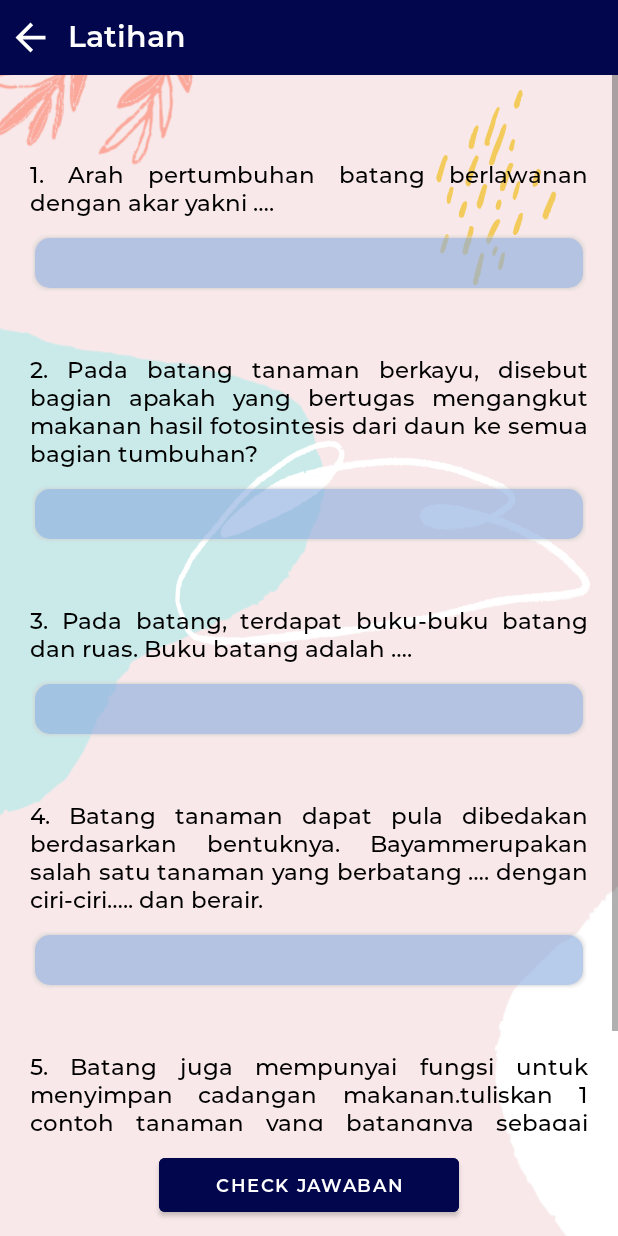
After one commit to Akbaraadis/MengenalTumbuhan, an Android app: the LatihanActivity screen opened directly, with no data from a screen before it, on a phone screen of 412 x 824 dp. The commit adds this screen. Run offline under Robolectric (Android 15) with nearby library versions, the phone set to English and light mode, and no system bars.

Commit message:
Added latihan in Materi

```diff
--- a/app/src/main/AndroidManifest.xml
+++ b/app/src/main/AndroidManifest.xml
@@ -2,7 +2,7 @@
 <manifest xmlns:android="http://schemas.android.com/apk/res/android"
     package="com.project.mengenalbagiantumbuhan">
 
-    <uses-permission android:name="android.permission.INTERNET"/>
+    <uses-permission android:name="android.permission.INTERNET" />
     <uses-permission android:name="android.permission.ACCESS_NETWORK_STATE" />
     <uses-permission android:name="android.permission.ACCESS_WIFI_STATE" />
 
@@ -13,7 +13,8 @@
         android:roundIcon="@mipmap/ic_launcher_round"
         android:supportsRtl="true"
         android:theme="@style/Theme.MengenalBagianTumbuhan">
-        <activity android:name=".ui.video.VideoActivity"></activity>
+        <activity android:name=".ui.latihan.LatihanActivity"></activity>
+        <activity android:name=".ui.video.VideoActivity" />
         <activity android:name=".ui.games.DetailGamesActivity" />
         <activity android:name=".ui.games.GamesActivity" />
         <activity android:name=".ui.quiz.ResultActivity" />
--- /dev/null
+++ b/app/src/main/java/com/project/mengenalbagiantumbuhan/ui/latihan/LatihanActivity.kt
@@ -0,0 +1,266 @@
+package com.project.mengenalbagiantumbuhan.ui.latihan
+
+import androidx.appcompat.app.AppCompatActivity
+import android.os.Bundle
+import android.view.View
+import com.project.mengenalbagiantumbuhan.R
+import com.project.mengenalbagiantumbuhan.data.Latihan
+import com.project.mengenalbagiantumbuhan.data.Latihan_Data
+import com.project.mengenalbagiantumbuhan.data.Question
+import com.project.mengenalbagiantumbuhan.databinding.ActivityLatihanBinding
+import com.project.mengenalbagiantumbuhan.databinding.ActivityQuizBinding
+
+class LatihanActivity : AppCompatActivity() {
+
+    private lateinit var binding: ActivityLatihanBinding
+    private var mCurrentPosition: Int = 2
+    private var mCorrectAnswers: Int = 0
+    var jawaban1 = ""
+    var jawaban2 = ""
+    var jawaban3 = ""
+    var jawaban4 = ""
+    var jawaban5 = ""
+
+    override fun onCreate(savedInstanceState: Bundle?) {
+        super.onCreate(savedInstanceState)
+        binding = ActivityLatihanBinding.inflate(layoutInflater)
+        val view = binding.root
+        setContentView(view)
+
+        binding.latihanIvBack.setOnClickListener {
+            onBackPressed()
+            finish()
+        }
+
+        if (mCurrentPosition == 1){
+            with(binding){
+                latihanTvSoal1.text = SoalAkar[0]
+                latihanTvSoal2.text = SoalAkar[1]
+                latihanTvSoal3.text = SoalAkar[2]
+                latihanTvSoal4.text = SoalAkar[3]
+                latihanTvSoal5.text = SoalAkar[4]
+                jawaban1 = JawabAkar[0]
+                jawaban2 = JawabAkar[1]
+                jawaban3 = JawabAkar[2]
+                jawaban4 = JawabAkar[3]
+                jawaban5 = JawabAkar[4]
+            }
+        }
+        else if (mCurrentPosition == 2){
+            with(binding){
+                latihanTvSoal1.text = SoalBatang[0]
+                latihanTvSoal2.text = SoalBatang[1]
+                latihanTvSoal3.text = SoalBatang[2]
+                latihanTvSoal4.text = SoalBatang[3]
+                latihanTvSoal5.text = SoalBatang[4]
+                jawaban1 = JawabBatang[0]
+                jawaban2 = JawabBatang[1]
+                jawaban3 = JawabBatang[2]
+                jawaban4 = JawabBatang[3]
+                jawaban5 = JawabBatang[4]
+            }
+        }
+        else if (mCurrentPosition == 3){
+            with(binding){
+                latihanTvSoal1.text = SoalDaun[0]
+                latihanTvSoal2.text = SoalDaun[1]
+                latihanTvSoal3.text = SoalDaun[2]
+                latihanTvSoal4.text = SoalDaun[3]
+                latihanTvSoal5.text = SoalDaun[4]
+                jawaban1 = JawabDaun[0]
+                jawaban2 = JawabDaun[1]
+                jawaban3 = JawabDaun[2]
+                jawaban4 = JawabDaun[3]
+                jawaban5 = JawabDaun[4]
+
+            }
+        }
+        else if (mCurrentPosition == 4){
+            with(binding){
+                latihanTvSoal1.text = SoalBuah[0]
+                latihanTvSoal2.text = SoalBuah[1]
+                latihanTvSoal3.text = SoalBuah[2]
+                latihanTvSoal4.text = SoalBuah[3]
+                latihanTvSoal5.text = SoalBuah[4]
+                jawaban1 = JawabBuah[0]
+                jawaban2 = JawabBuah[1]
+                jawaban3 = JawabBuah[2]
+                jawaban4 = JawabBuah[3]
+                jawaban5 = JawabBuah[4]
+            }
+        }
+        else if (mCurrentPosition == 5){
+            with(binding){
+                latihanTvSoal1.text = SoalBunga[0]
+                latihanTvSoal2.text = SoalBunga[1]
+                latihanTvSoal3.text = SoalBunga[2]
+                latihanTvSoal4.text = SoalBunga[3]
+                latihanTvSoal5.text = SoalBunga[4]
+                jawaban1 = JawabBunga[0]
+                jawaban2 = JawabBunga[1]
+                jawaban3 = JawabBunga[2]
+                jawaban4 = JawabBunga[3]
+                jawaban5 = JawabBunga[4]
+            }
+        }
+        else{
+            with(binding){
+                latihanTvSoal1.text = SoalBiji[0]
+                latihanTvSoal2.text = SoalBiji[1]
+                latihanTvSoal3.text = SoalBiji[2]
+                latihanTvSoal4.text = SoalBiji[3]
+                latihanTvSoal5.text = SoalBiji[4]
+                jawaban1 = JawabBiji[0]
+                jawaban2 = JawabBiji[1]
+                jawaban3 = JawabBiji[2]
+                jawaban4 = JawabBiji[3]
+                jawaban5 = JawabBiji[4]
+            }
+        }
+
+        with(binding){
+            latihanBtnCheck.setOnClickListener {
+                if (latihanEtSoal1.text.toString() == jawaban1){
+                    mCorrectAnswers++
+                }
+                if (latihanEtSoal2.text.toString() == jawaban2){
+                    mCorrectAnswers++
+                }
+
+                if (latihanEtSoal3.text.toString() == jawaban3 || latihanEtSoal3.text.toString() == "duduk daun" || latihanEtSoal3.text.toString() == "tajuk bunga"){
+                    mCorrectAnswers++
+                }
+
+                if (latihanEtSoal4.text.toString() == jawaban4 || latihanEtSoal4.text.toString() == "biji berkeping dua"){
+                    mCorrectAnswers++
+                }
+
+                if (latihanEtSoal5.text.toString() == jawaban5 || latihanEtSoal5.text.toString() == "umbi-umbian" || latihanEtSoal5.text.toString() == "sebagai tempat membuat makanan"){
+                    mCorrectAnswers++
+                }
+
+                latihanScroll.visibility = View.GONE
+                latihanTextNilai.visibility = View.VISIBLE
+                latihanTextNilai2.visibility = View.VISIBLE
+                latihanTextNilai2.text = mCorrectAnswers.toString()
+                latihanBtnCheck.visibility = View.GONE
+
+            }
+        }
+    }
+
+    private val SoalAkar = arrayOf(
+        "1. Akar merupakan bagian tumbuhan yang menghubungkan tubuh tanaman dengan tanah ataupun media tanam. " +
+                "Umumnya, akar akan tumbuh searah dengan ….",
+        "2. Akar dapat digolongkan menjadi 2 jenis, yakni ….(akar serabut) dan .….",
+        "3. Tanaman yang akarnya termasuk ke dalam jenis akar gantung adalah ….",
+        "4. Tanaman yang berakar tunggang umumnya merupakan golongan ….",
+        "5. Salah satu fungsi akar ialah tempat menyimpan cadangan makanan. " +
+                "Tuliskan 1 contoh dari tanaman yang akarnya tempat menyimpan cadangan makanan adalah …."
+    )
+
+    private val JawabAkar = arrayOf(
+        "gaya gravitasi bumi",
+        "akar tunggang",
+        "beringin",
+        "dikotil", //biji berkeping dua
+        "singkong" //umbi-umbian/wortel
+    )
+
+    private val SoalBatang = arrayOf(
+        "1. Arah pertumbuhan batang berlawanan dengan akar yakni ….",
+        "2. Pada batang tanaman berkayu, disebut bagian apakah yang bertugas " +
+                "mengangkut makanan hasil fotosintesis dari daun ke semua bagian tumbuhan?",
+        "3. Pada batang, terdapat buku-buku batang dan ruas. Buku batang adalah ….",
+        "4. Batang tanaman dapat pula dibedakan berdasarkan bentuknya. Bayam" +
+                "merupakan salah satu tanaman yang berbatang …. dengan ciri-ciri" +
+                "….. dan berair.",
+        "5. Batang juga mempunyai fungsi untuk menyimpan cadangan makanan." +
+                "tuliskan 1 contoh tanaman yang batangnya sebagai tempat menyimpan" +
+                "cadangan makanan …."
+    )
+
+    private val JawabBatang = arrayOf(
+        "mengikuti arah sinar matahari",
+        "pembuluh tapis",
+        "tempat melekat", //duduk daun
+        "basah, lunak",
+        "tebu"
+    )
+
+    private val SoalDaun = arrayOf(
+        "1. Daun tumbuh dan menempel pada bagian ….",
+        "2. Daun memiliki bagian lengkap dan tidak lengkap. Tanaman yang memiliki" +
+                "daun tidak lengkap yaitu hanya memiliki …. dan ….",
+        "3. Sebutkan 4 bentuk tulang pada daun, diantaranya ….",
+        "4. Daun majemuk adalah daun yang terdiri dari beberapa helai dalam setiap" +
+                "tangkainya, contohnya daun .…",
+        "5. Fungsi utama daun adalah tempat terjadinya proses …."
+    )
+
+    private val JawabDaun = arrayOf(
+        "batang pohon",
+        "tangkai daun dan helai daun",
+        "menyirip, menjari, melengkung, sejajar",
+        "putri malu",
+        "fotosintesis" //sebagai tempat membuat makanan
+    )
+
+    private val SoalBunga = arrayOf(
+        "1. Bunga memiliki peran pada tanaman sebagai ....",
+        "2. Bunga memiliki beberapa bagian, seperti kelopak, mahkota, benang sari," +
+                "dan putik. Bagian bunga yang menjadi organ reproduksi wanita adalah ….",
+        "3. Bagian bunga yang mengeluarkan bau yang harum atau sedap adalah ….",
+        "4. Bagian terluar dari bunga adalah ….",
+        "5. Salah satu fungsi bunga bagi tumbuhan adalah sebagai …. " +
+                "dan tempat perkembangbiakan tumbuhan."
+    )
+
+    private val JawabBunga = arrayOf(
+        "organ reproduksi",
+        "putik",
+        "mahkota", //tajuk bunga
+        "kelopak",
+        "perhiasan tumbuhan"
+    )
+
+    private val SoalBuah = arrayOf(
+        "1. Bagi tumbuhan yang berkembang biak dengan biji didahului dengan" +
+                "pembentukan ….",
+        "2. Bagian tumbuhan yang merupakan perkembangan dari bunga adalah ….",
+        "3. Bagian pada buah yang dapat dimakan adalah ….",
+        "4. Bagian pada buah yang bagiannya berfngsi sebagai tempat melekat atau" +
+                "bergantung pada ranting atau dahan adalah ….",
+        "5. Buah memiliki fungsi sebagai tempat penyimpan cadangan makanan, " +
+                "membungkus, dan …. biji"
+    )
+
+    private val JawabBuah = arrayOf(
+        "bunga",
+        "buah",
+        "daging buah",
+        "tangkai",
+        "melindungi"
+    )
+
+    private val SoalBiji = arrayOf(
+        "1. Biji merupakan hasil dari pembuahan yang terjadi akibat penyerbukan " +
+                "antara ….. dan …. pada putik.",
+        "2. Biji memiliki keeping, ada yang berkeping satu da nada yang berkeping " +
+                "dua. Biji berkeping satu disebut ….",
+        "3. Biji berkeping dua disebut ….",
+        "4. Bagian biji yang terletak di dalam biji dan dilapisi oleh kulit biji adalah ….",
+        "5. Salah satu fungsi biji adalah sebagai jaringan penyimpan cadangan " +
+                "makanan bagi tumbuhan. Cadangan makanan yang disimpan merupakan " +
+                "hasil dari fotosintesis tumbuhan. Cadangan makanan tersebut berguna " +
+                "untuk …."
+    )
+
+    private val JawabBiji = arrayOf(
+        "serbuk sari dan sel telur",
+        "monokotil",
+        "dikotil",
+        "inti biji",
+        "bertahan hidup"
+    )
+}
--- a/app/src/main/java/com/project/mengenalbagiantumbuhan/ui/main/MainActivity.kt
+++ b/app/src/main/java/com/project/mengenalbagiantumbuhan/ui/main/MainActivity.kt
@@ -9,6 +9,7 @@ import com.project.mengenalbagiantumbuhan.data.Materi
 import com.project.mengenalbagiantumbuhan.data.Materi_Data
 import com.project.mengenalbagiantumbuhan.databinding.ActivityMainBinding
 import com.project.mengenalbagiantumbuhan.ui.games.GamesActivity
+import com.project.mengenalbagiantumbuhan.ui.latihan.LatihanActivity
 import com.project.mengenalbagiantumbuhan.ui.quiz.StartActivity
 import com.project.mengenalbagiantumbuhan.ui.video.VideoActivity
 
@@ -32,7 +33,7 @@ class MainActivity : AppCompatActivity() {
         showRecyclerView()
 
         binding.itemCivQuiz.setOnClickListener{
-            val intent = Intent(this, StartActivity::class.java)
+            val intent = Intent(this, LatihanActivity::class.java)
             startActivity(intent)
         }
 
--- /dev/null
+++ b/app/src/main/res/layout/activity_latihan.xml
@@ -0,0 +1,209 @@
+<?xml version="1.0" encoding="utf-8"?>
+<androidx.constraintlayout.widget.ConstraintLayout xmlns:android="http://schemas.android.com/apk/res/android"
+    xmlns:app="http://schemas.android.com/apk/res-auto"
+    xmlns:tools="http://schemas.android.com/tools"
+    android:layout_width="match_parent"
+    android:layout_height="match_parent"
+    tools:context=".ui.latihan.LatihanActivity"
+    android:background="@drawable/bg_main4">
+
+    <ImageView
+        android:id="@+id/iv_latihan_actionbar"
+        android:layout_width="match_parent"
+        android:layout_height="50dp"
+        android:background="@color/dark_blue"
+        android:orientation="horizontal"
+        android:gravity="center"
+        app:layout_constraintTop_toTopOf="parent"
+        app:layout_constraintStart_toStartOf="parent"
+        app:layout_constraintEnd_toEndOf="parent"/>
+
+    <ImageView
+        android:id="@+id/latihan_iv_back"
+        android:layout_width="30dp"
+        android:layout_height="30dp"
+        android:src="@drawable/ic_baseline_arrow_back_24"
+        app:layout_constraintStart_toStartOf="parent"
+        app:layout_constraintTop_toTopOf="@id/iv_latihan_actionbar"
+        app:layout_constraintBottom_toBottomOf="@id/iv_latihan_actionbar"
+        android:layout_marginStart="5dp"/>
+
+    <TextView
+        android:id="@+id/latihan_tv_header"
+        android:layout_width="wrap_content"
+        android:layout_height="30dp"
+        android:text="Latihan"
+        style="@style/textactionbar"
+        android:layout_marginStart="10sp"
+        app:layout_constraintStart_toEndOf="@id/latihan_iv_back"
+        app:layout_constraintTop_toTopOf="@id/iv_latihan_actionbar"
+        app:layout_constraintBottom_toBottomOf="@id/iv_latihan_actionbar"/>
+
+    <ScrollView
+        android:id="@+id/latihan_scroll"
+        android:layout_width="match_parent"
+        android:layout_height="match_parent"
+        app:layout_constraintStart_toStartOf="parent"
+        app:layout_constraintEnd_toEndOf="parent"
+        app:layout_constraintTop_toTopOf="parent"
+        android:layout_marginBottom="70dp"
+        android:layout_marginTop="50dp">
+
+        <LinearLayout
+            android:layout_width="match_parent"
+            android:layout_height="match_parent"
+            android:orientation="vertical"
+            android:paddingStart="20dp"
+            android:paddingEnd="20dp">
+
+            <TextView
+                android:id="@+id/latihan_tv_judul"
+                android:layout_width="wrap_content"
+                android:layout_height="wrap_content"
+                tools:text="Akar"
+                android:layout_marginTop="20dp"
+                style="@style/textcontentheadblack"/>
+
+            <TextView
+                android:id="@+id/latihan_tv_soal1"
+                android:layout_width="wrap_content"
+                android:layout_height="wrap_content"
+                tools:text="Akar merupakan bagian ..."
+                android:layout_marginTop="10dp"
+                style="@style/textcontentblack"
+                android:justificationMode="inter_word"/>
+
+            <EditText
+                android:id="@+id/latihan_et_soal1"
+                android:layout_width="match_parent"
+                android:layout_height="40dp"
+                android:background="@drawable/shape_background_blue"
+                style="@style/textcontentblack"
+                tools:text="Jawabannya adalah"
+                android:paddingStart="20dp"
+                android:paddingEnd="20dp"
+                android:layout_marginTop="10dp"/>
+
+            <TextView
+                android:id="@+id/latihan_tv_soal2"
+                android:layout_width="wrap_content"
+                android:layout_height="wrap_content"
+                tools:text="Akar merupakan bagian ..."
+                android:layout_marginTop="40dp"
+                style="@style/textcontentblack"
+                android:justificationMode="inter_word"/>
+
+            <EditText
+                android:id="@+id/latihan_et_soal2"
+                android:layout_width="match_parent"
+                android:layout_height="40dp"
+                android:background="@drawable/shape_background_blue"
+                style="@style/textcontentblack"
+                tools:text="Jawabannya adalah"
+                android:paddingStart="20dp"
+                android:paddingEnd="20dp"
+                android:layout_marginTop="10dp"/>
+
+            <TextView
+                android:id="@+id/latihan_tv_soal3"
+                android:layout_width="wrap_content"
+                android:layout_height="wrap_content"
+                tools:text="Akar merupakan bagian ..."
+                android:layout_marginTop="40dp"
+                style="@style/textcontentblack"
+                android:justificationMode="inter_word"/>
+
+            <EditText
+                android:id="@+id/latihan_et_soal3"
+                android:layout_width="match_parent"
+                android:layout_height="40dp"
+                android:background="@drawable/shape_background_blue"
+                style="@style/textcontentblack"
+                tools:text="Jawabannya adalah"
+                android:paddingStart="20dp"
+                android:paddingEnd="20dp"
+                android:layout_marginTop="10dp"/>
+
+            <TextView
+                android:id="@+id/latihan_tv_soal4"
+                android:layout_width="wrap_content"
+                android:layout_height="wrap_content"
+                tools:text="Akar merupakan bagian ..."
+                android:layout_marginTop="40dp"
+                style="@style/textcontentblack"
+                android:justificationMode="inter_word"/>
+
+            <EditText
+                android:id="@+id/latihan_et_soal4"
+                android:layout_width="match_parent"
+                android:layout_height="40dp"
+                android:background="@drawable/shape_background_blue"
+                style="@style/textcontentblack"
+                tools:text="Jawabannya adalah"
+                android:paddingStart="20dp"
+                android:paddingEnd="20dp"
+                android:layout_marginTop="10dp"/>
+
+            <TextView
+                android:id="@+id/latihan_tv_soal5"
+                android:layout_width="wrap_content"
+                android:layout_height="wrap_content"
+                tools:text="Akar merupakan bagian ..."
+                android:layout_marginTop="40dp"
+                style="@style/textcontentblack"
+                android:justificationMode="inter_word"/>
+
+            <EditText
+                android:id="@+id/latihan_et_soal5"
+                android:layout_width="match_parent"
+                android:layout_height="40dp"
+                android:background="@drawable/shape_background_blue"
+                style="@style/textcontentblack"
+                tools:text="Jawabannya adalah"
+                android:paddingStart="20dp"
+                android:paddingEnd="20dp"
+                android:layout_marginTop="10dp"/>
+
+        </LinearLayout>
+
+    </ScrollView>
+
+    <TextView
+        android:visibility="gone"
+        android:id="@+id/latihan_text_nilai"
+        android:layout_width="wrap_content"
+        android:layout_height="wrap_content"
+        android:text="Nilai Kamu"
+        android:textSize="30sp"
+        style="@style/textheader"
+        app:layout_constraintStart_toStartOf="parent"
+        app:layout_constraintEnd_toEndOf="parent"
+        app:layout_constraintTop_toTopOf="parent"
+        android:layout_marginTop="150dp"/>
+
+    <TextView
+        android:visibility="gone"
+        android:id="@+id/latihan_text_nilai2"
+        android:layout_width="wrap_content"
+        android:layout_height="wrap_content"
+        android:text="0"
+        android:textSize="60sp"
+        style="@style/textheader"
+        app:layout_constraintStart_toStartOf="parent"
+        app:layout_constraintEnd_toEndOf="parent"
+        app:layout_constraintTop_toBottomOf="@id/latihan_text_nilai"/>
+
+    <Button
+        android:id="@+id/latihan_btn_check"
+        android:layout_width="200dp"
+        android:layout_height="wrap_content"
+        android:text="Check Jawaban"
+        android:fontFamily="@font/montserrat_semibold"
+        android:textSize="12sp"
+        android:backgroundTint="@color/dark_blue"
+        app:layout_constraintBottom_toBottomOf="parent"
+        app:layout_constraintEnd_toEndOf="parent"
+        app:layout_constraintStart_toStartOf="parent"
+        android:layout_marginBottom="10dp"/>
+
+</androidx.constraintlayout.widget.ConstraintLayout>
```
Also changed, not shown: app/src/main/java/com/project/mengenalbagiantumbuhan/data/Latihan.kt (added, +16 -0 lines), app/src/main/java/com/project/mengenalbagiantumbuhan/data/Latihan_Data.kt (added, +141 -0 lines).
